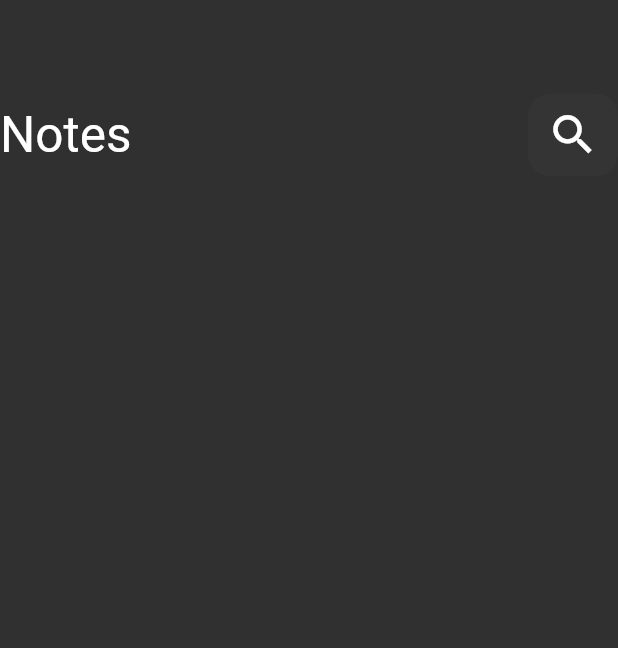
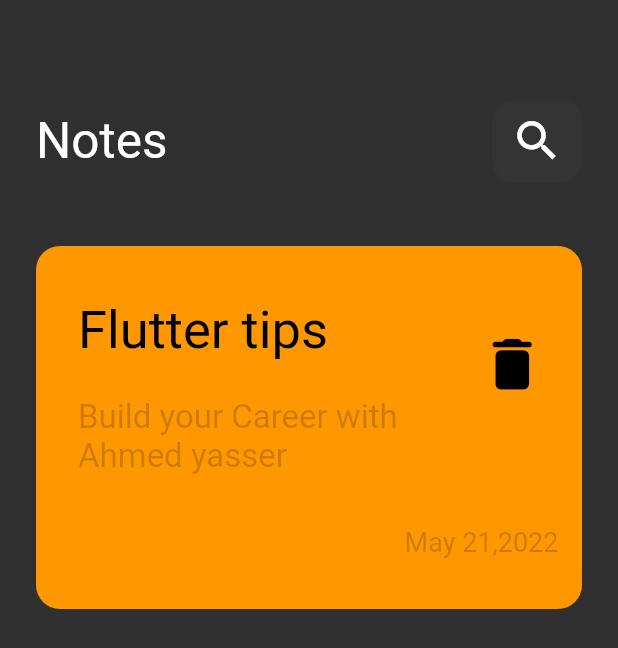
Before and after one commit to ahmed222002182002/project_note_app, a Flutter app: the screen it shows after launch, on a phone screen of 412 x 824 dp. Shown: the top 648 px of the screen. Run offline on Flutter 3.47's test engine with Material 2 defaults, Android fonts, the phone set to English and light mode, and no system bars.

Commit message:
Create note Item

```diff
--- a/lib/Screesns/first_view.dart
+++ b/lib/Screesns/first_view.dart
@@ -4,7 +4,7 @@
   const FirstView({super.key});
   @override
   Widget build(BuildContext context) {
-    return Scaffold(
+    return const Scaffold(
       body: ViewBody(),
     );
   }
--- a/lib/Screesns/view_body.dart
+++ b/lib/Screesns/view_body.dart
@@ -1,16 +1,19 @@
 import 'package:flutter/cupertino.dart';
 import 'package:flutter/material.dart';
 import 'package:notes_app_project/custom_widget/Custom_icon.dart';
+import 'package:notes_app_project/custom_widget/Note_item.dart';
 class ViewBody extends StatelessWidget {
   const ViewBody({super.key});
   @override
   Widget build(BuildContext context) {
-    return const Column(
+    return const Padding(
+      padding: EdgeInsets.all(24),
+      child:  Column(
         children: [
           Row(
             children: [
               SizedBox(
-              height: 180,
+                height: 140,
               ),
               Text('Notes',style: TextStyle(
                 fontSize: 33,
@@ -18,8 +21,10 @@
               Spacer(),
               CustomIconbutten(),
             ],
-        )
+          ),
+          Noteitem(),
         ],
+      ),
     );
   }
 }
--- /dev/null
+++ b/lib/custom_widget/Note_item.dart
@@ -0,0 +1,50 @@
+import 'package:flutter/cupertino.dart';
+import 'package:flutter/material.dart';
+class Noteitem extends StatelessWidget {
+  const Noteitem({super.key});
+  @override
+  Widget build(BuildContext context) {
+    return Container(
+      decoration: BoxDecoration(
+        borderRadius: BorderRadius.circular(16),
+        color: Colors.orange,
+      ),
+      child:  Padding(
+        padding: const EdgeInsets.only(left: 12,top: 32,bottom: 24),
+        child: Column(
+            children: [
+              ListTile(
+                title: const Padding(
+                  padding:  EdgeInsets.only(bottom: 24),
+                  child:  Text('Flutter tips',style: TextStyle(
+                    color: Colors.black,
+                    fontSize: 35,
+                  ),),
+                ),
+
+                subtitle: Text('Build your Career with Ahmed yasser',style: TextStyle(
+                  fontSize: 22,
+                  color: Colors.black.withOpacity(0.2),
+                ),),
+                trailing: IconButton(onPressed: (){},
+                  icon:const Icon(Icons.delete_rounded) ,color:Colors.black,
+                iconSize: 45,
+                ),
+              ),
+              Padding(
+                padding: const EdgeInsets.only(left: 218,top: 30),
+                child: Text('May 21,2022',style: TextStyle(
+                  fontSize: 18,
+                  color: Colors.black.withOpacity(0.2),
+                ),),
+              ),
+              SizedBox(
+                height: 10,
+              ),
+            ],
+          ),
+      ),
+
+    );
+  }
+}
```
Lines whose indentation alone changed are shown as unchanged.
